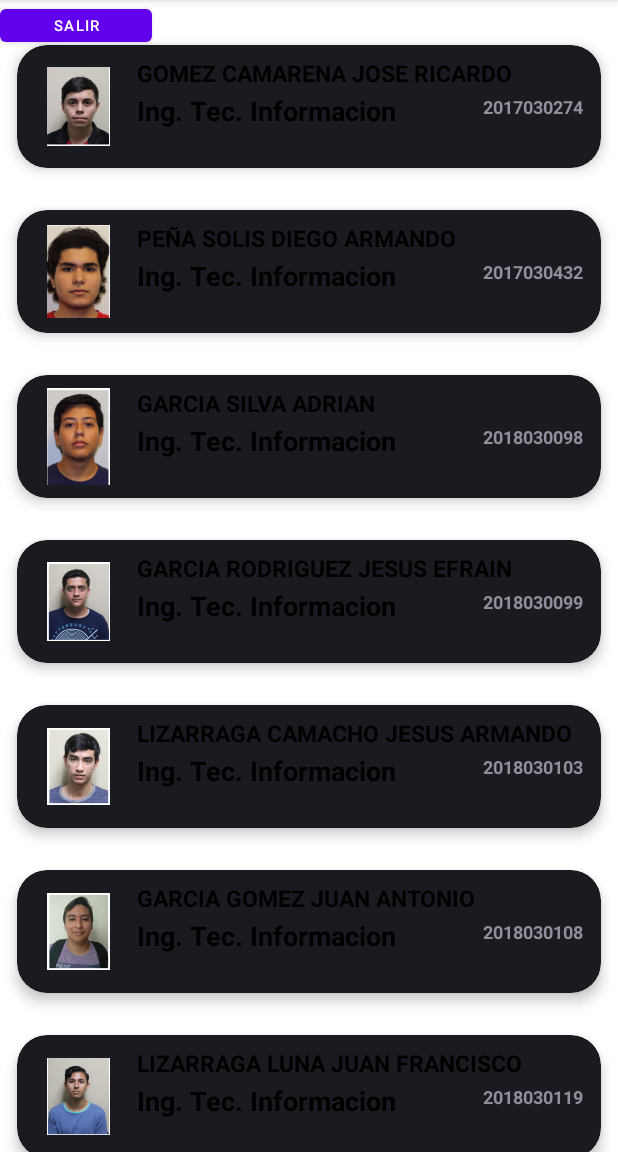
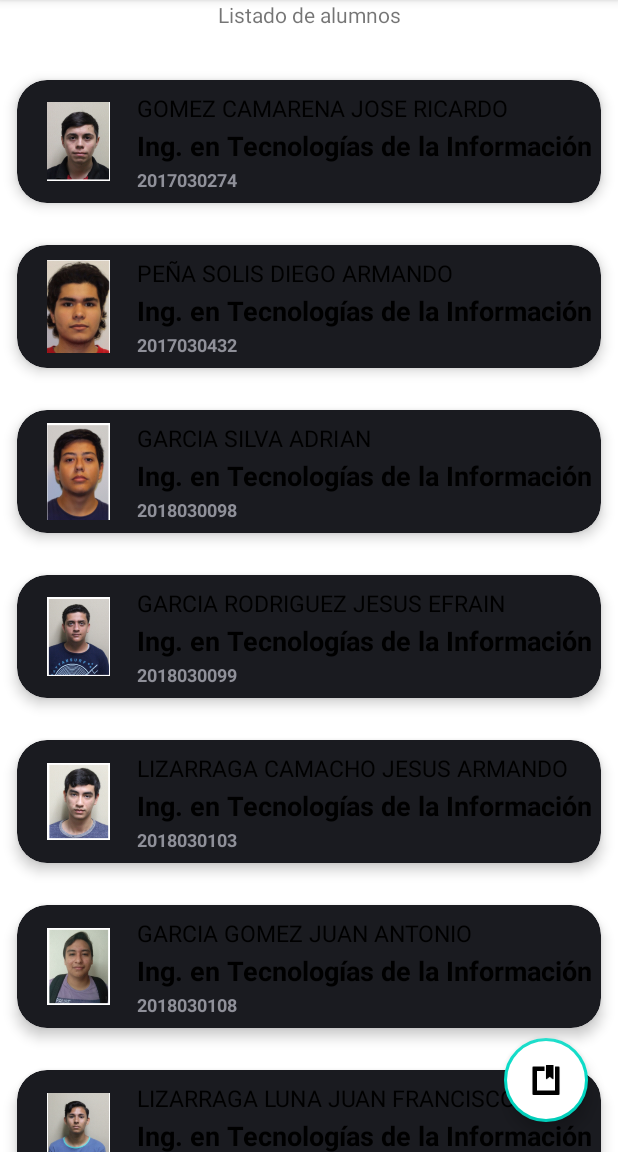
Before and after one commit to eRick0191/RecycleView, an Android app: the screen it shows after launch (MainActivity), on a phone screen of 412 x 824 dp, the part 84-1236 px from its top. Run offline under Robolectric (Android 15) with nearby library versions, the phone set to English and light mode, and no system bars.

Commit message:
RecycleView añadir y editar

```diff
--- a/app/build.gradle
+++ b/app/build.gradle
@@ -29,8 +29,8 @@ android {
 
 dependencies {
 
-    implementation 'androidx.appcompat:appcompat:1.4.2'
-    implementation 'com.google.android.material:material:1.6.1'
+    implementation 'androidx.appcompat:appcompat:1.4.1'
+    implementation 'com.google.android.material:material:1.6.0'
     implementation 'androidx.constraintlayout:constraintlayout:2.1.4'
     testImplementation 'junit:junit:4.13.2'
     androidTestImplementation 'androidx.test.ext:junit:1.1.3'
--- a/app/src/main/java/com/example/recycleview/Alumno.java
+++ b/app/src/main/java/com/example/recycleview/Alumno.java
@@ -1,14 +1,11 @@
 package com.example.recycleview;
-
+import java.io.Serializable;
 import java.util.ArrayList;
 
-
-public class Alumno {
+public class Alumno implements Serializable {
+    private String carrera, nombre, matricula;
     private int id;
-    private String carrera;
-    private String nombre;
-    private int img;
-    private String matricula;
+    private Integer img;
 
     public int getId() {
         return id;
@@ -18,53 +15,52 @@ public class Alumno {
         this.id = id;
     }
 
-
-    public Alumno(String carrera, String nombre, int img, String matricula) {
+    public Alumno(String carrera, String nombre, Integer img, String matricula) {
         this.carrera = carrera;
         this.nombre = nombre;
+        this.matricula = matricula;
         this.img = img;
-        this.matricula = matricula;
     }
 
-    public Alumno(){
-
+    public Alumno() {
     }
 
     public String getCarrera() {
         return carrera;
     }
 
+    public void setCarrera(String carrera) {
+        this.carrera = carrera;
+    }
+
     public String getNombre() {
         return nombre;
     }
 
-    public int getImg() {
-        return img;
+    public void setNombre(String nombre) {
+        this.nombre = nombre;
     }
 
     public String getMatricula() {
         return matricula;
     }
 
-    public void setCarrera(String carrera) {
-        this.carrera = carrera;
-    }
-
-    public void setNombre(String nombre) {
-        this.nombre = nombre;
-    }
-
-    public void setImg(int img) {
-        this.img = img;
-    }
-
     public void setMatricula(String matricula) {
         this.matricula = matricula;
     }
 
-    public static  ArrayList<Alumno> llenarAlumno(){
+    public Integer getImg() {
+        return img;
+    }
+
+    public void setImg(Integer img) {
+        this.img = img;
+    }
+
+    public static ArrayList<Alumno> llenarAlumnos(){
         ArrayList<Alumno> alumnos = new ArrayList<>();
         String carrera = "Ing. Tec. Informacion";
+
         alumnos.add(new Alumno(carrera, "GOMEZ CAMARENA JOSE RICARDO", R.drawable.a01,"2017030274"));
         alumnos.add(new Alumno(carrera, "PEÑA SOLIS DIEGO ARMANDO", R.drawable.a02,"2017030432"));
         alumnos.add(new Alumno(carrera, "GARCIA SILVA ADRIAN", R.drawable.a03,"2018030098"));
--- a/app/src/main/java/com/example/recycleview/Aplicacion.java
+++ b/app/src/main/java/com/example/recycleview/Aplicacion.java
@@ -6,20 +6,30 @@ import android.util.Log;
 import java.util.ArrayList;
 
 public class Aplicacion extends Application {
-    private ArrayList<Alumno> alumnos;
-    private  MiAdaptador adaptador;
-    public ArrayList<Alumno> getAlumnos(){
+    private static ArrayList<Alumno> alumnos;
+    private MiAdaptador adaptador;
+
+    @Override
+    public void onCreate(){
+        super.onCreate();
+        alumnos = Alumno.llenarAlumnos();
+        adaptador = new MiAdaptador(alumnos, this);
+        Log.d("", "onCreate: tamaño array list " + alumnos.size());
+    }
+
+    public static ArrayList<Alumno> getAlumnos() {
         return alumnos;
+    }
+
+    public void setAlumnos(ArrayList<Alumno> alumnos) {
+        this.alumnos = alumnos;
     }
 
     public MiAdaptador getAdaptador() {
         return adaptador;
     }
-    @Override
-    public void onCreate(){
-        super.onCreate();
-        alumnos = Alumno.llenarAlumno();
-        adaptador = new MiAdaptador(alumnos, this);
-        Log.d("","onCreate: tamaño array list" + alumnos.size());
+
+    public void setAdaptador(MiAdaptador adaptador) {
+        this.adaptador = adaptador;
     }
 }
--- a/app/src/main/java/com/example/recycleview/MainActivity.java
+++ b/app/src/main/java/com/example/recycleview/MainActivity.java
@@ -4,43 +4,69 @@ import androidx.appcompat.app.AppCompatActivity;
 import androidx.recyclerview.widget.LinearLayoutManager;
 import androidx.recyclerview.widget.RecyclerView;
 
+import android.content.Intent;
 import android.os.Bundle;
 import android.view.View;
-import android.widget.Button;
 import android.widget.Toast;
 
-import java.util.ArrayList;
+import com.google.android.material.floatingactionbutton.FloatingActionButton;
 
 public class MainActivity extends AppCompatActivity {
     private RecyclerView recyclerView;
     private RecyclerView.LayoutManager layoutManager;
-    private Button btnSalir;
+    private FloatingActionButton fabNuevo;
+
+    private Alumno alumno;
+    private int posicion = -1;
+
     @Override
     protected void onCreate(Bundle savedInstanceState) {
         super.onCreate(savedInstanceState);
         setContentView(R.layout.activity_main);
+        fabNuevo = findViewById(R.id.agregarAlumno);
 
         Aplicacion app = (Aplicacion) getApplication();
-        recyclerView = (RecyclerView) findViewById(R.id.rec);
+        recyclerView = findViewById(R.id.recId);
         recyclerView.setAdapter(app.getAdaptador());
-        btnSalir = (Button) findViewById(R.id.btnSalir);
+
         layoutManager = new LinearLayoutManager(this);
         recyclerView.setLayoutManager(layoutManager);
 
-        btnSalir.setOnClickListener(new View.OnClickListener() {
-            @Override
-            public void onClick(View v) {
-                finish();
-            }
-        });
         app.getAdaptador().setOnClickListener(new View.OnClickListener() {
             @Override
             public void onClick(View v) {
+                posicion = recyclerView.getChildAdapterPosition(v);
+                alumno = app.getAlumnos().get(posicion);
 
-                    int posicion = recyclerView.getChildAdapterPosition(v);
-                    String dato = app.getAlumnos().get(posicion).getNombre();
-                    Toast.makeText(MainActivity.this, "Se hizo click en: " + dato, Toast.LENGTH_LONG).show();
+                Intent intent = new Intent(MainActivity.this, AlumnoAlta.class);
+                Bundle bundle = new Bundle();
+                bundle.putSerializable("alumno", alumno);
+                intent.putExtra("posicion", posicion);
+                intent.putExtras(bundle);
+                startActivityForResult(intent, 1);
+            }
+        });
+
+        fabNuevo.setOnClickListener(new View.OnClickListener() {
+            @Override
+            public void onClick(View view) {
+                alumno = null;
+                Intent intent = new Intent(MainActivity.this, AlumnoAlta.class);
+                Bundle bundle = new Bundle();
+                bundle.putSerializable("alumno", alumno);
+                bundle.putInt("posicion", posicion);
+                intent.putExtras(bundle);
+
+                startActivityForResult(intent, 0);
+
             }
         });
     }
+
+    protected void onActivityResult(int requestCode, int resultCode, Intent intent){
+        super.onActivityResult(requestCode, resultCode, intent);
+
+        recyclerView.getAdapter().notifyDataSetChanged();
+        posicion = -1;
+    }
 }
--- a/app/src/main/java/com/example/recycleview/MiAdaptador.java
+++ b/app/src/main/java/com/example/recycleview/MiAdaptador.java
@@ -1,81 +1,75 @@
 package com.example.recycleview;
 
-import androidx.annotation.NonNull;
-import androidx.appcompat.app.AppCompatActivity;
-import androidx.recyclerview.widget.RecyclerView;
-
 import android.content.Context;
-import android.os.Bundle;
 import android.view.LayoutInflater;
 import android.view.View;
 import android.view.ViewGroup;
 import android.widget.ImageView;
 import android.widget.TextView;
 
-import java.text.BreakIterator;
+import androidx.annotation.NonNull;
+import androidx.recyclerview.widget.RecyclerView;
+
+import org.w3c.dom.Text;
+
+import java.lang.reflect.Array;
 import java.util.ArrayList;
 
 public class MiAdaptador extends RecyclerView.Adapter<MiAdaptador.ViewHolder> implements View.OnClickListener{
-    protected ArrayList<Alumno> listaAlumnos;
+    protected ArrayList<Alumno> listAlumnos;
     private View.OnClickListener listener;
     private Context context;
     private LayoutInflater inflater;
 
-    public MiAdaptador(ArrayList<Alumno> listaAlumnos, Context context){
-        this.listaAlumnos = listaAlumnos;
+    public MiAdaptador(ArrayList<Alumno> listAlumnos, Context context) {
+        this.listAlumnos = listAlumnos;
         this.context = context;
         this.inflater = (LayoutInflater) context.getSystemService(Context.LAYOUT_INFLATER_SERVICE);
+    }
 
-
-
+    public void setOnClickListener(View.OnClickListener listener) {
+        this.listener = listener;
     }
 
     @NonNull
     @Override
-    public ViewHolder onCreateViewHolder(@NonNull ViewGroup parent, int viewType) {
+    public MiAdaptador.ViewHolder onCreateViewHolder(@NonNull ViewGroup parent, int viewType) {
         View view = inflater.inflate(R.layout.alumnos_items, null);
         view.setOnClickListener(this);
+
         return new ViewHolder(view);
     }
 
     @Override
-    public void onBindViewHolder(@NonNull ViewHolder holder, int position) {
-        Alumno alumno = listaAlumnos.get(position);
+    public void onBindViewHolder(@NonNull MiAdaptador.ViewHolder holder, int position) {
+        Alumno alumno = listAlumnos.get(position);
         holder.txtMatricula.setText(alumno.getMatricula());
         holder.txtNombre.setText(alumno.getNombre());
         holder.idImagen.setImageResource(alumno.getImg());
-
     }
 
     @Override
     public int getItemCount() {
-        return listaAlumnos.size();
+        return listAlumnos.size();
     }
-public void setOnClickListener(View.OnClickListener listener){
-        this.listener = listener;
-}
+
     @Override
     public void onClick(View v) {
-        if(listener != null ){
-            listener.onClick(v);
-        }
+        if(listener != null) listener.onClick(v);
     }
 
-    public class ViewHolder extends RecyclerView.ViewHolder {
+    public class ViewHolder extends RecyclerView.ViewHolder{
         private LayoutInflater inflater;
-        private TextView txtNombre;
-        private TextView txtMatricula;
-        private TextView txtCarrera;
+        private TextView txtNombre, txtMatricula, txtCarrera;
         private ImageView idImagen;
 
-
-        public ViewHolder(@NonNull View itemView) {
+        public ViewHolder(@NonNull View itemView){
             super(itemView);
             txtNombre = (TextView) itemView.findViewById(R.id.txtAlumnoNombre);
-            txtMatricula = (TextView) itemView.findViewById(R.id.txtMatricula);
-            txtCarrera = (TextView) itemView.findViewById(R.id.txtCarrera);
-            idImagen = (ImageView) itemView.findViewById(R.id.foto);
+            txtMatricula = itemView.findViewById(R.id.txtMatricula);
+            txtCarrera = itemView.findViewById(R.id.txtCarrera);
+            idImagen = itemView.findViewById(R.id.foto);
+        }
 
-        }
     }
 }
--- a/app/src/main/java/modelo/AlumnoDbHelper.java
+++ b/app/src/main/java/modelo/AlumnoDbHelper.java
@@ -18,7 +18,7 @@ public class AlumnoDbHelper extends SQLiteOpenHelper {
     private static final String DATABASE_NAME = "sistema.db";
     private static final int DATABASE_VERSION = 1;
 
-    public AlumnoDbHelper( Context context) {
+    public AlumnoDbHelper( Context context, String name, SQLiteDatabase.CursorFactory factory, int version) {
         super(context, DATABASE_NAME, null, DATABASE_VERSION);
     }
 
--- a/app/src/main/java/modelo/AlumnosDb.java
+++ b/app/src/main/java/modelo/AlumnosDb.java
@@ -16,12 +16,12 @@ public class AlumnosDb implements Persistencia,Proyeccion {
     private SQLiteDatabase db;
 
     public AlumnosDb(Context context, AlumnoDbHelper helper) {
-        this.context = context; this.helper = helper;
+        this.context = context;
+        this.helper = helper;
     }
 
     public AlumnosDb(Context context) {
         this.context = context;
-        this.helper = new AlumnoDbHelper(this.context);
     }
 
     @Override
--- a/app/src/main/java/modelo/DefineTabla.java
+++ b/app/src/main/java/modelo/DefineTabla.java
@@ -1,4 +1,5 @@
 package modelo;
+
 import android.provider.BaseColumns;
 
 public class DefineTabla {
--- a/app/src/main/res/layout/activity_main.xml
+++ b/app/src/main/res/layout/activity_main.xml
@@ -6,27 +6,40 @@
     android:layout_height="match_parent"
     tools:context=".MainActivity">
 
-    <Button
-        android:id="@+id/btnSalir"
-        android:layout_width="101dp"
-        android:layout_height="34dp"
-        android:text="Salir"
-        android:textSize="10dp"
-        tools:ignore="MissingConstraints"
-        tools:layout_editor_absoluteX="0dp"
-        tools:layout_editor_absoluteY="-3dp" />
+    <LinearLayout
+        android:layout_width="match_parent"
+        android:layout_height="match_parent"
+        android:orientation="vertical">
+        <TextView
+            android:layout_width="match_parent"
+            android:layout_height="wrap_content"
+            android:text="Listado de alumnos"
+            android:layout_gravity="center"
+            android:textAlignment="center"
+            android:layout_marginBottom="20dp"/>
 
-    <androidx.recyclerview.widget.RecyclerView
-        android:id="@+id/rec"
-        android:layout_width="0dp"
-        android:layout_height="wrap_content"
-        android:layout_marginTop="16dp"
-        app:layout_constraintEnd_toEndOf="parent"
-        app:layout_constraintHorizontal_bias="0.0"
-        app:layout_constraintStart_toStartOf="parent"
-        app:layout_constraintTop_toTopOf="parent">
+        <androidx.coordinatorlayout.widget.CoordinatorLayout
+            android:layout_width="match_parent"
+            android:layout_height="wrap_content">
 
-    </androidx.recyclerview.widget.RecyclerView>
+            <androidx.recyclerview.widget.RecyclerView
+                android:layout_width="match_parent"
+                android:layout_height="wrap_content"
+                android:id="@+id/recId"
+                />
 
+            <com.google.android.material.floatingactionbutton.FloatingActionButton
+                android:id="@+id/agregarAlumno"
+                android:layout_width="match_parent"
+                android:layout_height="wrap_content"
+                android:layout_gravity="bottom|end"
+                android:layout_margin="20dp"
+                android:backgroundTint="@color/cardview_light_background"
+                android:elevation="3dp"
+                android:src="@android:drawable/ic_input_get"
+                app:borderWidth="2dp" />
+        </androidx.coordinatorlayout.widget.CoordinatorLayout>
+
+    </LinearLayout>
 
 </androidx.constraintlayout.widget.ConstraintLayout>
--- a/app/src/main/res/layout/alumnos_items.xml
+++ b/app/src/main/res/layout/alumnos_items.xml
@@ -1,16 +1,14 @@
 <?xml version="1.0" encoding="utf-8"?>
 <androidx.cardview.widget.CardView xmlns:android="http://schemas.android.com/apk/res/android"
+    xmlns:app="http://schemas.android.com/apk/res-auto"
     android:layout_width="match_parent"
     android:layout_height="wrap_content"
-    xmlns:app="http://schemas.android.com/apk/res-auto"
     android:id="@+id/cv"
     android:animateLayoutChanges="true"
     app:cardCornerRadius="20dp"
     app:cardElevation="5dp"
-    app:cardUseCompatPadding="true"
+    app:cardUseCompatPadding="true">
 
-
-    >
     <LinearLayout
         android:layout_width="match_parent"
         android:layout_height="wrap_content"
@@ -21,7 +19,6 @@
             android:layout_width="match_parent"
             android:layout_height="wrap_content"
             android:animateLayoutChanges="true"
-        android:orientation="vertical"
             android:padding="6dp">
 
             <ImageView
@@ -34,63 +31,52 @@
                 android:layout_gravity="center"
                 android:paddingLeft="14dp"
                 android:paddingRight="14dp"
-            app:srcCompat="@drawable/a01"></ImageView>
+                app:srcCompat="@drawable/a01"/>
 
             <LinearLayout
-            android:id="@+id/lineLay"
                 android:layout_width="wrap_content"
                 android:layout_height="wrap_content"
+                android:id="@+id/lineLay"
                 android:layout_alignParentTop="true"
                 android:layout_marginStart="4dp"
                 android:layout_marginTop="2dp"
                 android:layout_toEndOf="@+id/foto"
-            android:layout_toRightOf="@+id/foto"
-            android:orientation="vertical">
+                android:orientation="vertical"
+                android:layout_marginLeft="4dp"
+                android:layout_toRightOf="@+id/foto">
 
                 <TextView
-                android:id="@+id/txtAlumnoNombre"
                     android:layout_width="match_parent"
                     android:layout_height="wrap_content"
+                    android:id="@+id/txtAlumnoNombre"
                     android:layout_marginBottom="2dp"
-                android:text="CAROLINA HERRERA GOMEZ"
                     android:textColor="@color/black"
                     android:textSize="15sp"
-                android:textStyle="bold">
-
-            </TextView>
+                    android:text="Carolina Herrera Gomez"/>
 
                 <TextView
-                android:id="@+id/txtCarrera"
                     android:layout_width="match_parent"
                     android:layout_height="wrap_content"
+                    android:id="@+id/txtCarrera"
                     android:layout_marginBottom="2dp"
-                android:text="Ing. Tec. Informacion"
+                    android:text="Ing. en Tecnologías de la Información"
                     android:textColor="@color/black"
                     android:textSize="18sp"
-                android:textStyle="bold">
+                    android:textStyle="bold"/>
 
-            </TextView>
+                <TextView
+                    android:id="@+id/txtMatricula"
+                    android:layout_width="match_parent"
+                    android:layout_height="wrap_content"
+                    android:layout_marginEnd="6dp"
+                    android:layout_marginRight="6dp"
+                    android:text="2019030365"
+                    android:textSize="12sp"
+                    android:textStyle="bold" />
+            </LinearLayout>
 
+        </RelativeLayout>
 
     </LinearLayout>
 
-        <TextView
-            android:id="@+id/txtMatricula"
-            android:layout_width="wrap_content"
-            android:layout_height="wrap_content"
-            android:layout_alignParentEnd="true"
-            android:layout_alignParentRight="true"
-            android:layout_centerVertical="true"
-            android:layout_marginEnd="6dp"
-            android:layout_marginRight="6dp"
-            android:text="2019030253"
-            android:textSize="12sp"
-            android:textStyle="bold">
-
-        </TextView>
-
-    </RelativeLayout>
-</LinearLayout>
-
-
 </androidx.cardview.widget.CardView>
```
Also changed, not shown: app/src/main/AndroidManifest.xml (+9 -4 lines). Lines whose indentation alone changed are shown as unchanged.
